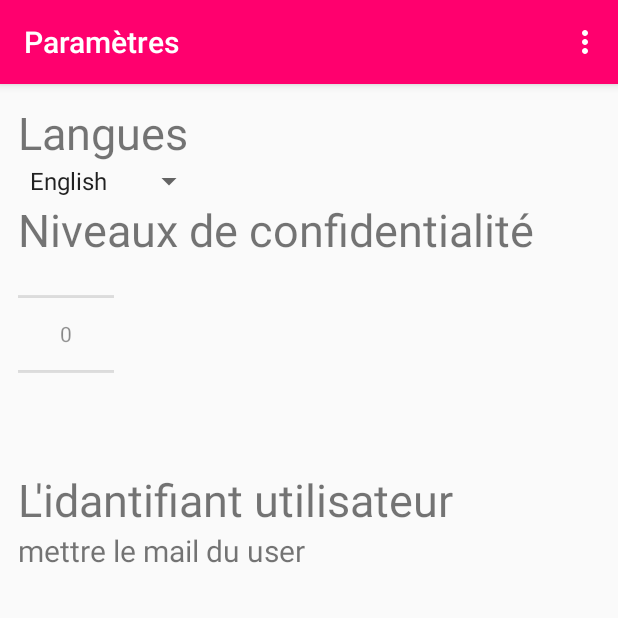
After one commit to Mbeug/projet_COO, an Android app: the PrefSystActivity screen opened directly, with no data from a screen before it, on a phone screen of 412 x 824 dp, the top half of it. The commit adds this screen. Run offline under Robolectric (Android 15) with nearby library versions, the phone set to English and light mode, and no system bars.

Commit message:
ajout de page discovery

```diff
--- a/UCLove/app/src/main/java/com/example/maximebeugoms/uclove/MainActivity.java
+++ b/UCLove/app/src/main/java/com/example/maximebeugoms/uclove/MainActivity.java
@@ -50,6 +50,8 @@ public class MainActivity extends AppCompatActivity {
 
         //noinspection SimplifiableIfStatement
         if (id == R.id.action_settings) {
+            intent = new Intent(this,PrefSystActivity.class);
+            startActivity(intent);
             return true;
         }
          else if (id == R.id.action_search) {
--- /dev/null
+++ b/UCLove/app/src/main/java/com/example/maximebeugoms/uclove/PrefSystActivity.java
@@ -0,0 +1,91 @@
+package com.example.maximebeugoms.uclove;
+
+import android.content.Intent;
+import android.content.res.Configuration;
+import android.os.Bundle;
+import android.support.v7.widget.Toolbar;
+import android.view.View;
+import android.widget.AdapterView;
+import android.widget.ArrayAdapter;
+import android.widget.Spinner;
+import android.widget.AdapterView.OnItemSelectedListener;
+
+import java.util.ArrayList;
+import java.util.List;
+import java.util.Locale;
+
+
+/**
+ * Created by Dilara on 4/05/2016.
+ */
+public class PrefSystActivity extends MainActivity implements OnItemSelectedListener {
+
+    String langue = "Français";
+
+    protected void onCreate(Bundle savedInstanceState) {
+        super.onCreate(savedInstanceState);
+        setContentView(R.layout.pref_syst_view);
+        Toolbar toolbar = (Toolbar) findViewById(R.id.toolbar);
+        setSupportActionBar(toolbar);
+
+        //Spinner
+        final Spinner langues = (Spinner) findViewById(R.id.spinnerLang);
+
+        langues.setOnItemSelectedListener(this);
+        List<String> languesCategories = new ArrayList<String>();
+        languesCategories.add("English");
+        languesCategories.add("Français");
+
+        // Creating adapter for spinner
+        ArrayAdapter<String> languesDataAdapter = new ArrayAdapter<String>(this, android.R.layout.simple_spinner_item, languesCategories);
+        // Drop down layout style - list view with radio button
+        languesDataAdapter.setDropDownViewResource(android.R.layout.simple_spinner_dropdown_item);
+        // attaching data adapter to spinner
+        langues.setAdapter(languesDataAdapter);
+
+        langue = langues.getSelectedItem().toString();
+
+
+
+    }
+
+
+    public void switchLocaleLanguage(String langue) {
+        if (langue.equals("English")) {
+            Locale loc = Locale.ENGLISH;
+            Configuration config = new Configuration();
+            config.locale = loc;
+            Locale.setDefault(loc);
+            getBaseContext().getResources().updateConfiguration(config, getResources().getDisplayMetrics());
+        } else {
+            Locale loc = Locale.FRANCE;
+            Configuration config = new Configuration();
+            config.locale = loc;
+            Locale.setDefault(loc);
+            getBaseContext().getResources().updateConfiguration(config, getResources().getDisplayMetrics());
+        }
+    }
+
+
+    public void onItemSelected(AdapterView<?> parent, View view, int position, long id) {
+        // On selecting a spinner item
+        String item = parent.getItemAtPosition(position).toString();
+
+        switchLocaleLanguage(langue);
+
+        /*Intent intent = new Intent(PrefSystActivity.this, PrefSystActivity.class);
+        startActivity(intent);
+        finish();*/
+/*
+        // Showing selected spinner item
+        Toast.makeText(parent.getContext(), "Selected: " + item, Toast.LENGTH_LONG).show();
+        */
+    }
+
+    @Override
+    public void onNothingSelected(AdapterView<?> parent) {
+
+    }
+
+
+}
--- a/UCLove/app/src/main/res/values/strings.xml
+++ b/UCLove/app/src/main/res/values/strings.xml
@@ -23,7 +23,7 @@
     <string name="hintlogger">Adresse mail </string>
     <string name="title_activity_login">Login</string>
     <string name="title_activity_calendar">Calendrier</string>
-    <string name="action_settings">Paramètre</string>
+    <string name="action_settings">Paramètres</string>
 
     <string name="title_activity_friendlist">Liste des amis</string>
     <string name="title_activity_inscription">Inscription</string>
```
Also changed, not shown: UCLove/app/src/main/AndroidManifest.xml (+7 -1 lines), UCLove/app/src/main/java/com/example/maximebeugoms/uclove/Database/Preference_syst.java (+3 -24 lines), UCLove/app/src/main/java/com/example/maximebeugoms/uclove/SearchActivity.java (+27 -2 lines), UCLove/app/src/main/res/layout/column_row.xml (+5 -3 lines).
